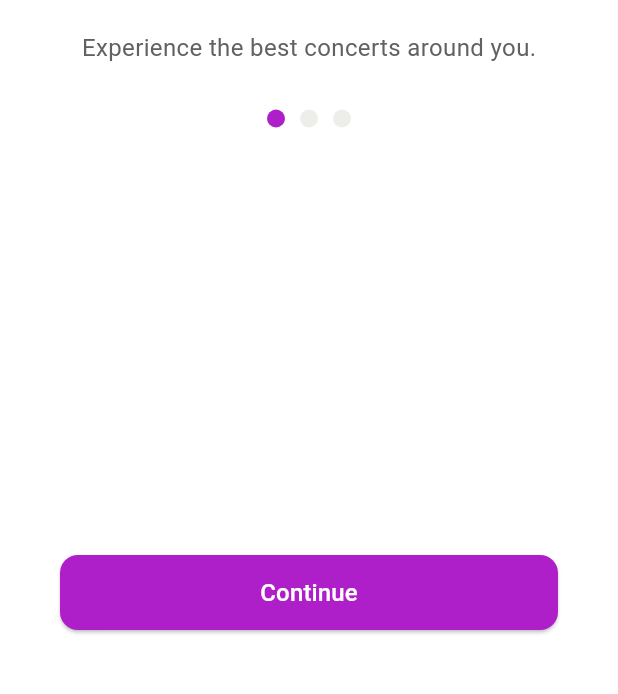
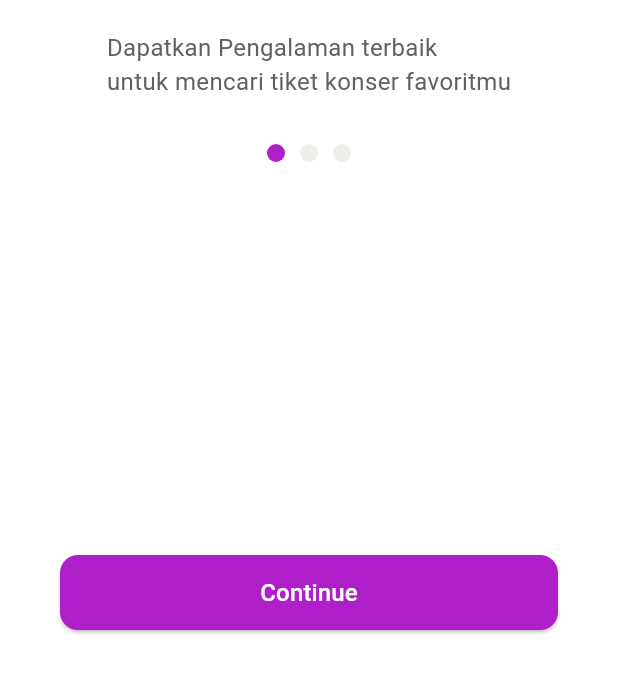
Before and after one commit to Frientia/project_mobile_UAS, a Flutter app: the screen it shows after launch, on a phone screen of 412 x 824 dp, the part 471-1165 px from its top. Run offline on Flutter 3.47's test engine with Material 3 defaults, Android fonts, the phone set to English and light mode, and no system bars.

Commit message:
mengubah text ke bahasa indonesia

```diff
--- a/lib/screens/splash_screen1.dart
+++ b/lib/screens/splash_screen1.dart
@@ -36,7 +36,7 @@ class SplashScreen1 extends StatelessWidget {
                 ),
                 SizedBox(height: 20),
                 Text(
-                  "Experience the best concerts around you.",
+                  "Dapatkan Pengalaman terbaik\nuntuk mencari tiket konser favoritmu",
                   style: TextStyle(
                     fontSize: 16,
                     color: Colors.grey[700],
```
